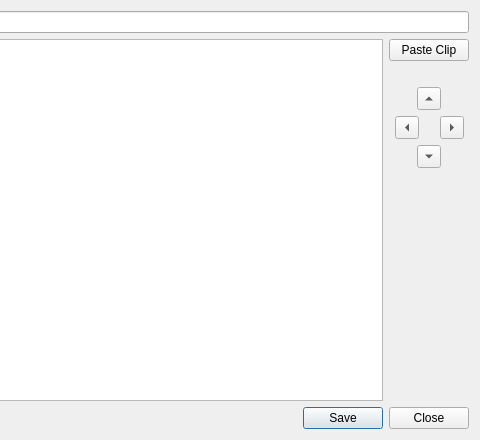
Old version of the form src/Sigil/Form_Files/ClipEditor.ui in the repository Sigil-Ebook/Sigil; both pictures show x 320 to 800 and y 0 to 440 of the 800 by 440 pixel window.
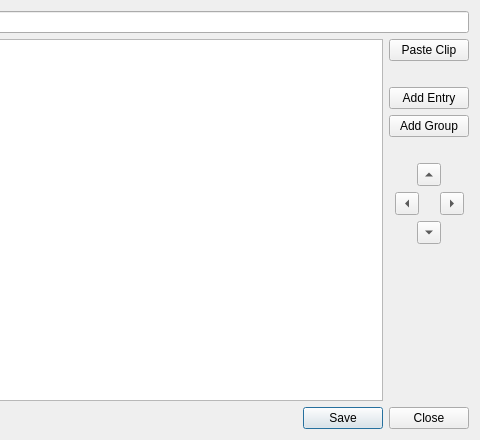
New version of the form. Custom widgets are drawn as their Qt base class.

Commit message: Add Add Entry button to Clip and Index Editor and Add Group to Clip Editor to make it more discoverable.

What changed in the file:
```diff
--- a/src/Sigil/Form_Files/ClipEditor.ui
+++ b/src/Sigil/Form_Files/ClipEditor.ui
@@ -85,6 +85,36 @@
          </property>
         </spacer>
        </item>
+       <item>
+        <widget class="QPushButton" name="AddEntry">
+         <property name="text">
+          <string>Add Entry</string>
+         </property>
+        </widget>
+       </item>
+       <item>
+        <widget class="QPushButton" name="AddGroup">
+         <property name="text">
+          <string>Add Group</string>
+         </property>
+        </widget>
+       </item>
+       <item>
+        <spacer name="verticalSpacer_4">
+         <property name="orientation">
+          <enum>Qt::Vertical</enum>
+         </property>
+         <property name="sizeType">
+          <enum>QSizePolicy::Fixed</enum>
+         </property>
+         <property name="sizeHint" stdset="0">
+          <size>
+           <width>20</width>
+           <height>20</height>
+          </size>
+         </property>
+        </spacer>
+       </item>
        <item>
         <layout class="QHBoxLayout" name="horizontalLayout_7">
          <item>
```
The commit also changes 3 other files.
